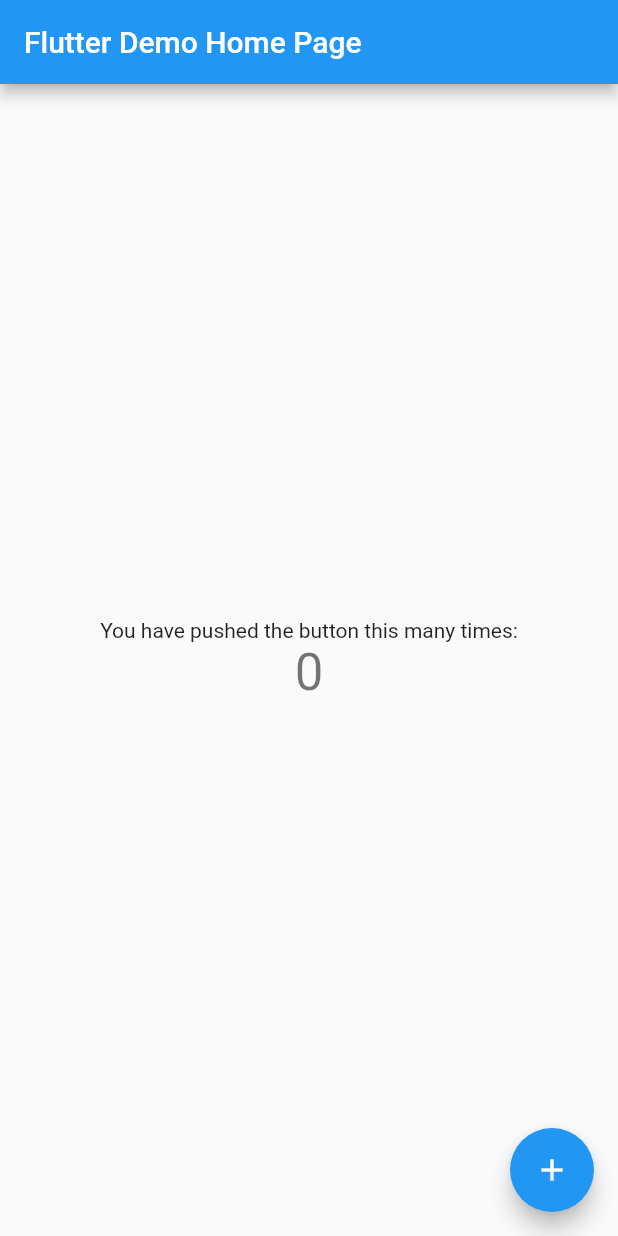
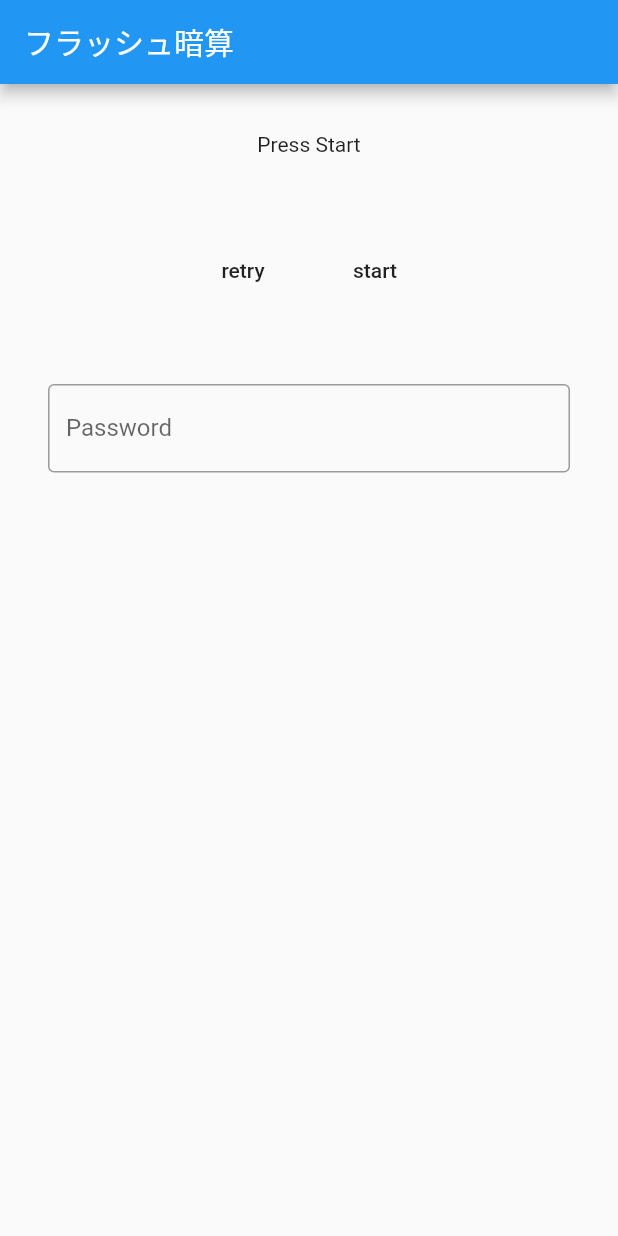
Before and after one commit to 156fllow/flash_mental_arithmetic, a Flutter app: the screen it shows after launch, on a phone screen of 412 x 824 dp. Run offline on Flutter 3.47's test engine with Material 2 defaults, Android fonts, the phone set to English and light mode, and no system bars.

Commit message:
disable text edit

```diff
--- a/lib/main.dart
+++ b/lib/main.dart
@@ -1,4 +1,6 @@
 import 'package:flutter/material.dart';
+import 'dart:math' as math;
+import 'dart:developer';
 
 void main() {
   runApp(MyApp());
@@ -26,7 +28,7 @@ class MyApp extends StatelessWidget {
         // closer together (more dense) than on mobile platforms.
         visualDensity: VisualDensity.adaptivePlatformDensity,
       ),
-      home: MyHomePage(title: 'Flutter Demo Home Page'),
+      home: MyHomePage(title: 'フラッシュ暗算'),
     );
   }
 }
@@ -50,18 +52,9 @@ class MyHomePage extends StatefulWidget {
 }
 
 class _MyHomePageState extends State<MyHomePage> {
-  int _counter = 0;
+  static String display = 'Press Start';
 
-  void _incrementCounter() {
-    setState(() {
-      // This call to setState tells the Flutter framework that something has
-      // changed in this State, which causes it to rerun the build method below
-      // so that the display can reflect the updated values. If we changed
-      // _counter without calling setState(), then the build method would not be
-      // called again, and so nothing would appear to happen.
-      _counter++;
-    });
-  }
+  static TextEditingController _testwidget_controller;
 
   @override
   Widget build(BuildContext context) {
@@ -77,41 +70,74 @@ class _MyHomePageState extends State<MyHomePage> {
         // the App.build method, and use it to set our appbar title.
         title: Text(widget.title),
       ),
-      body: Center(
-        // Center is a layout widget. It takes a single child and positions it
-        // in the middle of the parent.
-        child: Column(
-          // Column is also a layout widget. It takes a list of children and
-          // arranges them vertically. By default, it sizes itself to fit its
-          // children horizontally, and tries to be as tall as its parent.
-          //
-          // Invoke "debug painting" (press "p" in the console, choose the
-          // "Toggle Debug Paint" action from the Flutter Inspector in Android
-          // Studio, or the "Toggle Debug Paint" command in Visual Studio Code)
-          // to see the wireframe for each widget.
-          //
-          // Column has various properties to control how it sizes itself and
-          // how it positions its children. Here we use mainAxisAlignment to
-          // center the children vertically; the main axis here is the vertical
-          // axis because Columns are vertical (the cross axis would be
-          // horizontal).
-          mainAxisAlignment: MainAxisAlignment.center,
-          children: <Widget>[
-            Text(
-              'You have pushed the button this many times:',
+      body: Column(
+        children: [
+          textSection,
+          ratings,
+          testwidget,
+        ],
+      ),
+    );
+  }
+
+  Widget testwidget = Container(
+    padding: const EdgeInsets.all(32),
+    child: TextField(
+      obscureText: true,
+      controller: _testwidget_controller,
+      readOnly: true,
+      decoration: InputDecoration(
+        border: OutlineInputBorder(),
+        labelText: 'Password',
+      ),
+
+    )
+  );
+
+  void initState() {
+    super.initState();
+    _testwidget_controller = new TextEditingController(text:display);
+  }
+
+  Widget textSection = Container(
+    padding: const EdgeInsets.all(32),
+    child: Text(
+      '$display',
+      softWrap: true,
+    ),
+  );
+
+
+  final ratings = Container(
+    padding: EdgeInsets.all(20),
+    child: Row(
+      mainAxisAlignment: MainAxisAlignment.spaceEvenly,
+      children: [
+        Row(
+          mainAxisSize: MainAxisSize.min,
+          children: [
+            FlatButton(
+              onPressed: () {
+                /*...*/
+              },
+              child: Text(
+                "retry",
+              ),
             ),
-            Text(
-              '$_counter',
-              style: Theme.of(context).textTheme.headline4,
+            FlatButton(
+              onPressed: () {
+                /*...*/
+                var random = new math.Random();
+                display = random.nextInt(10).toString();
+                log(display);
+              },
+              child: Text(
+                "start",
+              ),
             ),
           ],
-        ),
-      ),
-      floatingActionButton: FloatingActionButton(
-        onPressed: _incrementCounter,
-        tooltip: 'Increment',
-        child: Icon(Icons.add),
-      ), // This trailing comma makes auto-formatting nicer for build methods.
-    );
-  }
+        )
+      ],
+    ),
+  );
 }
```
Also changed, not shown: 1 other file.
